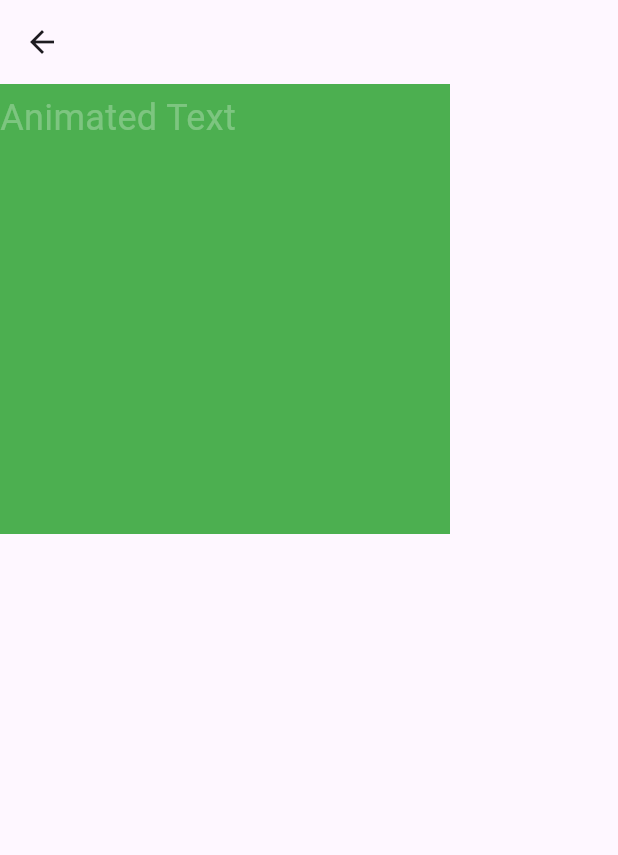
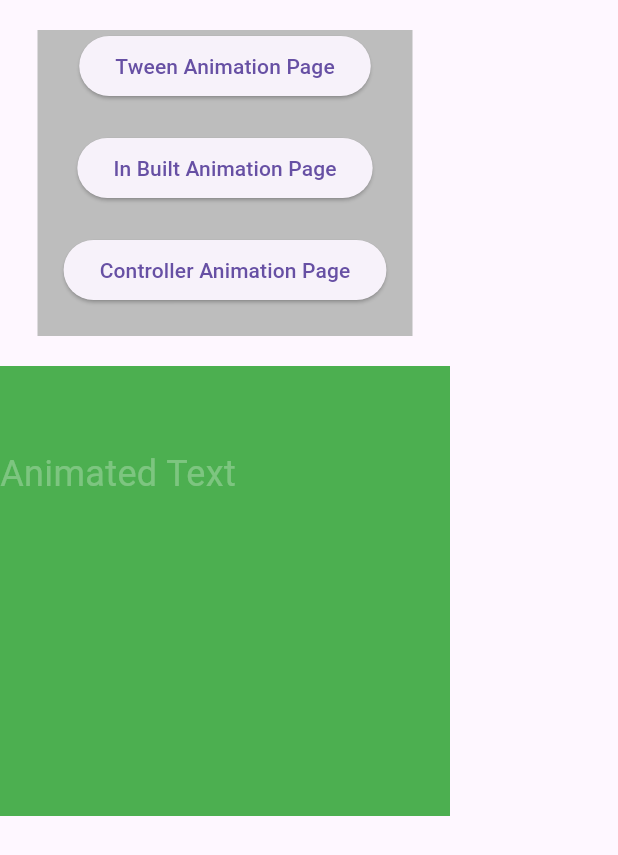
Before and after one commit to shahriartoky0/basic_api_riverpod, a Flutter app: the screen it shows after launch, after a tap on "Tween Animation Page", on a phone screen of 412 x 824 dp. Shown: the top 855 px of the screen. Run offline on Flutter 3.47's test engine with Material 3 defaults, Android fonts, the phone set to English and light mode, and no system bars.

Commit message:
animation

```diff
--- a/lib/ui/screens/home_page.dart
+++ b/lib/ui/screens/home_page.dart
@@ -1,4 +1,4 @@
-import 'package:basic_api_riverpod/ui/screens/tween_animation_page.dart';
+import 'package:basic_api_riverpod/ui/screens/widgets/table_of_content.dart';
 import 'package:flutter/cupertino.dart';
 import 'package:flutter/material.dart';
 import 'package:flutter/widgets.dart';
@@ -52,24 +52,7 @@ class _BuiltInAnimationPageState extends State<BuiltInAnimationPage> {
         child: Column(
           mainAxisAlignment: MainAxisAlignment.center,
           children: [
-            Container(
-              color: Colors.grey.shade400,
-              height: 150,
-              width: 250,
-              margin: EdgeInsets.all(20),
-              child: Column(
-                children: [
-                  ElevatedButton(
-                      onPressed: () {
-                        Navigator.push(
-                            context,
-                            MaterialPageRoute(
-                                builder: (context) => TweenAnimationPage()));
-                      },
-                      child: Text('Tween Animation Page'))
-                ],
-              ),
-            ),
+            TableOfContent(inBuiltinPage: true),
             IconButton(
                 onPressed: _toggleAnimation,
                 icon: Icon(
--- a/lib/ui/screens/tween_animation_page.dart
+++ b/lib/ui/screens/tween_animation_page.dart
@@ -1,3 +1,4 @@
+import 'package:basic_api_riverpod/ui/screens/widgets/table_of_content.dart';
 import 'package:flutter/cupertino.dart';
 import 'package:flutter/material.dart';
 
@@ -12,8 +13,11 @@ class _TweenAnimationPageState extends State<TweenAnimationPage> {
   @override
   Widget build(BuildContext context) {
     return Scaffold(
-      appBar: AppBar(),
-      body: Stack(
+      body: SafeArea(
+        child: Column(
+          children: [
+            TableOfContent(inTweenAnimationPage: true),
+            Stack(
               children: [
                 Container(height: 300, width: 300, color: Colors.green),
                 TweenAnimationBuilder(
@@ -27,12 +31,15 @@ class _TweenAnimationPageState extends State<TweenAnimationPage> {
                     return Opacity(
                         opacity: _val,
                         child: Padding(
-                      padding: EdgeInsets.symmetric(vertical: _val * 20),
+                            padding: EdgeInsets.symmetric(vertical: _val * 200),
                             child: child));
                   },
                 )
               ],
             ),
+          ],
+        ),
+      ),
     );
   }
 }
--- /dev/null
+++ b/lib/ui/screens/widgets/table_of_content.dart
@@ -0,0 +1,64 @@
+import 'package:flutter/material.dart';
+
+import '../controller_animation_page.dart';
+import '../home_page.dart';
+import '../tween_animation_page.dart';
+
+class TableOfContent extends StatelessWidget {
+  const TableOfContent({
+    super.key,
+    this.inBuiltinPage = false,
+    this.inTweenAnimationPage = false,
+    this.inControllerPage = false,
+  });
+
+  final bool inBuiltinPage;
+  final bool inTweenAnimationPage;
+  final bool inControllerPage;
+
+  @override
+  Widget build(BuildContext context) {
+    return Container(
+      color: Colors.grey.shade400,
+      width: 250,
+      margin: EdgeInsets.all(20),
+      child: Column(
+        children: [
+          ElevatedButton(
+              onPressed: () {
+                if (inTweenAnimationPage == false) {
+                  Navigator.push(
+                      context,
+                      MaterialPageRoute(
+                          builder: (context) => TweenAnimationPage()));
+                }
+              },
+              child: Text('Tween Animation Page')),
+          SizedBox(height: 20),
+          ElevatedButton(
+              onPressed: () {
+                if (inBuiltinPage == false) {
+                  Navigator.push(
+                      context,
+                      MaterialPageRoute(
+                          builder: (context) => BuiltInAnimationPage()));
+                }
+              },
+              child: Text('In Built Animation Page')),
+          SizedBox(height: 20),
+          ElevatedButton(
+              onPressed: () {
+                if (inControllerPage == false) {
+                  Navigator.push(
+                      context,
+                      MaterialPageRoute(
+                          builder: (context) => ControllerAnimationPage()));
+                }
+              },
+              child: Text('Controller Animation Page')),
+          SizedBox(height: 20),
+        ],
+      ),
+    );
+  }
+}
```
Also changed, not shown: lib/ui/screens/controller_animation_page.dart (added, +85 -0 lines). Lines whose indentation alone changed are shown as unchanged.
